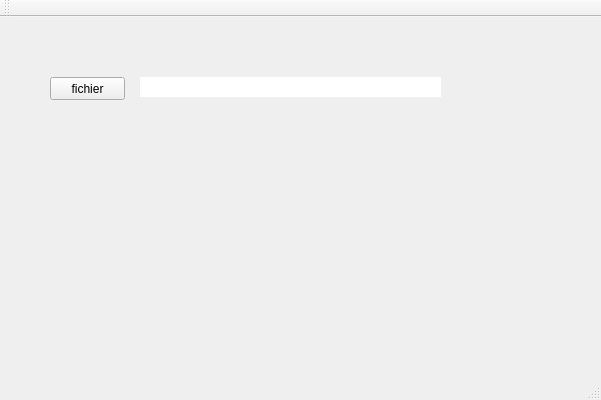
The window that parti kylian/QtWidgetsApplication1/QtWidgetsApplication1.ui (Woulfty/Projet_Verin) describes before a commit, drawn with Qt 5.
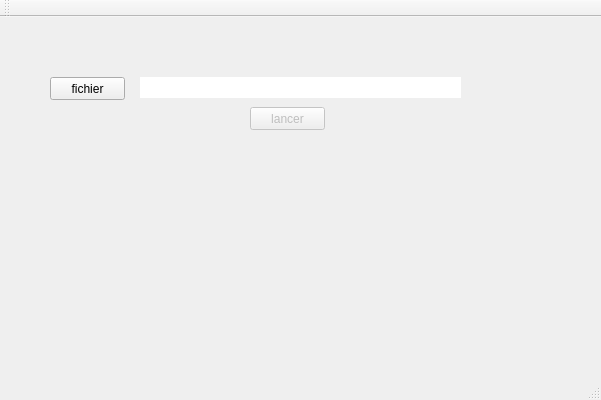
The same window after the commit.

The edit to the form file:
```diff
--- a/parti kylian/QtWidgetsApplication1/QtWidgetsApplication1.ui
+++ b/parti kylian/QtWidgetsApplication1/QtWidgetsApplication1.ui
@@ -30,32 +30,52 @@
      <string>fichier</string>
     </property>
    </widget>
-   <widget class="QLineEdit" name="lineEdit">
+   <widget class="QPushButton" name="confDcodage">
     <property name="enabled">
-     <bool>true</bool>
+     <bool>false</bool>
     </property>
+    <property name="geometry">
+     <rect>
+      <x>250</x>
+      <y>90</y>
+      <width>75</width>
+      <height>23</height>
+     </rect>
+    </property>
+    <property name="text">
+     <string>lancer</string>
+    </property>
+   </widget>
+   <widget class="QLabel" name="lineEdit">
     <property name="geometry">
      <rect>
       <x>140</x>
       <y>60</y>
-      <width>301</width>
-      <height>20</height>
+      <width>321</width>
+      <height>21</height>
      </rect>
     </property>
-    <property name="inputMask">
-     <string notr="true"/>
+    <property name="autoFillBackground">
+     <bool>false</bool>
     </property>
+    <property name="styleSheet">
+     <string notr="true">background-color: rgb(255, 255, 255);</string>
+    </property>
     <property name="text">
      <string notr="true"/>
     </property>
-    <property name="frame">
-     <bool>false</bool>
+   </widget>
+   <widget class="QLabel" name="labelAffiche">
+    <property name="geometry">
+     <rect>
+      <x>70</x>
+      <y>200</y>
+      <width>391</width>
+      <height>61</height>
+     </rect>
     </property>
-    <property name="dragEnabled">
-     <bool>false</bool>
-    </property>
-    <property name="placeholderText">
-     <string notr="true"/>
+    <property name="text">
+     <string/>
     </property>
    </widget>
   </widget>
```
Left out of the diff: 19 changed lines with no effect on the pictures.
